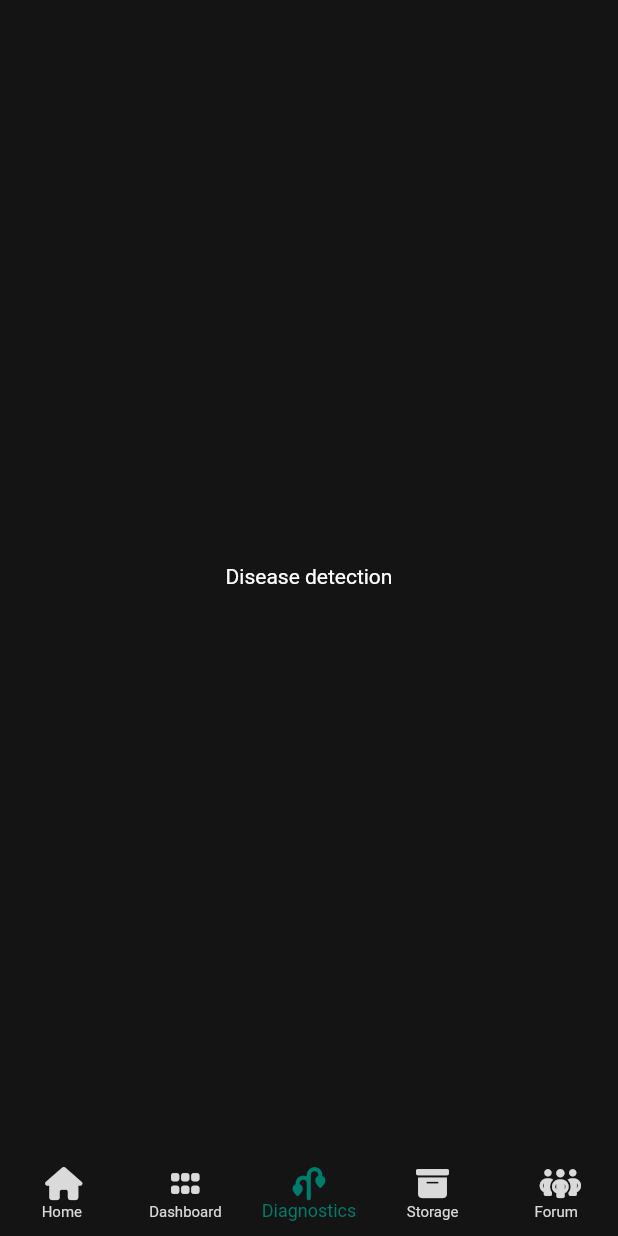
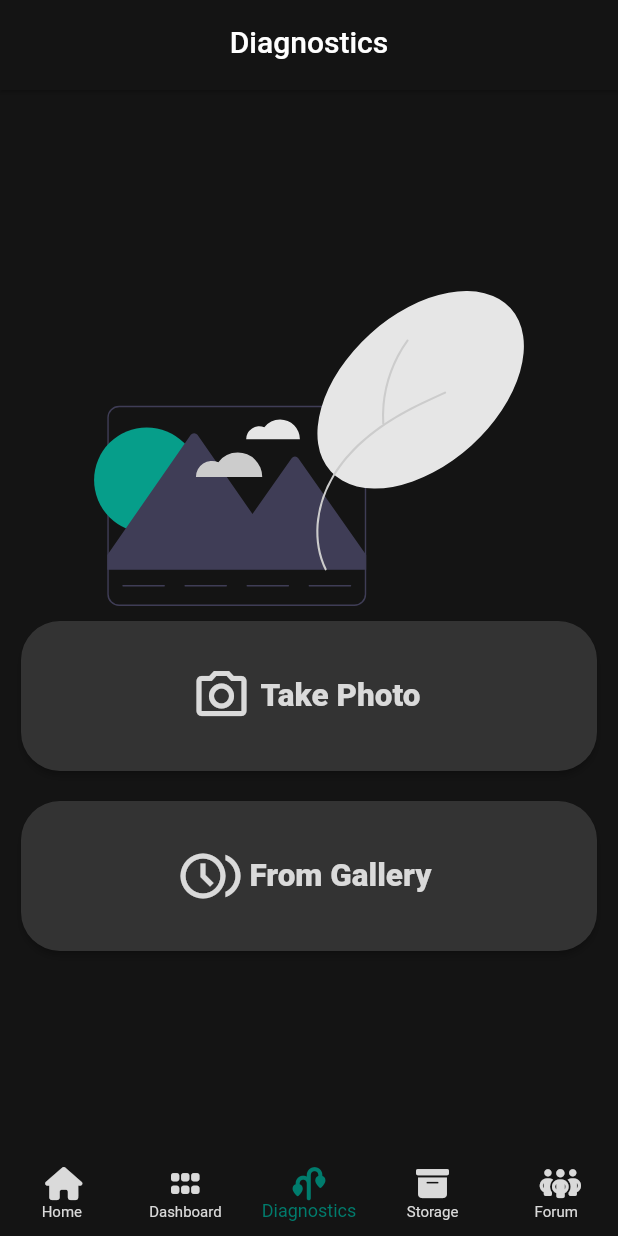
Before and after one commit to alainjr10/Kropco, a Flutter app: the screen it shows after launch, item 3 of the bottom bar chosen, on a phone screen of 412 x 824 dp. Run offline on Flutter 3.47's test engine with Material 2 defaults, Android fonts, the phone set to English and light mode, and no system bars; our stand-ins replace firebase_core, flutter_svg, font_awesome_flutter, google_maps_flutter, image_picker, location; accounts and stored records are empty.

Commit message:
made diagnostics screen UI

```diff
--- a/lib/views/disease_detection_screen.dart
+++ b/lib/views/disease_detection_screen.dart
@@ -1,14 +1,115 @@
+import 'dart:io';
+
 import 'package:flutter/material.dart';
+import 'package:flutter_svg/flutter_svg.dart';
+import 'package:image_picker/image_picker.dart';
+import 'package:kropco/utils/constants.dart';
+import 'package:kropco/widgets/custom_appBar.dart';
+import 'package:kropco/widgets/diagnostics_screen_btns.dart';
 
-class DiseaseDetection extends StatelessWidget {
+class DiseaseDetection extends StatefulWidget {
   static const diseaseDetectionScreenId = "/disease_detection";
   const DiseaseDetection({Key? key}) : super(key: key);
 
   @override
+  State<DiseaseDetection> createState() => _DiseaseDetectionState();
+}
+
+class _DiseaseDetectionState extends State<DiseaseDetection> {
+  File? pickedImage;
+  var output;
+  var index;
+
+  Future pickImage() async {
+    final pickedFile =
+        await ImagePicker().pickImage(source: ImageSource.gallery);
+    setState(() {
+      if (pickedFile != null) {
+        pickedImage = File(pickedFile.path);
+        debugPrint('Image Picked from gallery');
+        //classifyImage(pickedImage!);
+      } else {
+        debugPrint('no image');
+      }
+    });
+  }
+
+  Future captureImage() async {
+    final pickedFile =
+        await ImagePicker().pickImage(source: ImageSource.camera);
+    setState(() {
+      if (pickedFile != null) {
+        pickedImage = File(pickedFile.path);
+        debugPrint('Image Picked from camera');
+        //classifyImage(pickedImage!);
+        return;
+      } else {
+        debugPrint('no image');
+      }
+    });
+  }
+
+  @override
   Widget build(BuildContext context) {
-    return Center(
-      child: Text(
-        "Disease detection",
+    Size size = MediaQuery.of(context).size;
+    return Scaffold(
+      appBar: const CustomAppBar(appBarTitle: "Diagnostics"),
+      body: Center(
+        child: Padding(
+          padding: const EdgeInsets.symmetric(vertical: 28.0, horizontal: 14.0),
+          child: Column(
+            mainAxisAlignment: MainAxisAlignment.center,
+            children: [
+              Container(
+                width: size.width,
+                height: 210,
+                constraints: const BoxConstraints(minHeight: 180),
+                decoration: BoxDecoration(
+                  borderRadius: BorderRadius.circular(25.0),
+                ),
+                child: pickedImage == null
+                    ? SvgPicture.asset(
+                        'assets/svg/diagnostics_screen_avatar.svg',
+                        //height: 180,
+                      )
+                    : Image.file(
+                        pickedImage!,
+                        fit: BoxFit.fill,
+                      ),
+              ),
+              const SizedBox(
+                height: 10.0,
+              ),
+
+              /// capture image from camera btn
+              DiagnosticsScreenMainBtn(
+                size: size,
+                btnCaption: "Take Photo",
+                btnIcon: Icons.camera_alt_outlined,
+                onPressed: () {
+                  setState(() {
+                    captureImage();
+                  });
+                },
+              ),
+              const SizedBox(
+                height: 20.0,
+              ),
+
+              /// Pick image from gallery btn
+              DiagnosticsScreenMainBtn(
+                size: size,
+                btnCaption: "From Gallery",
+                btnIcon: Icons.browse_gallery_outlined,
+                onPressed: () {
+                  setState(() {
+                    pickImage();
+                  });
+                },
+              ),
+            ],
+          ),
+        ),
       ),
     );
   }
--- a/lib/views/storage_centers_screen.dart
+++ b/lib/views/storage_centers_screen.dart
@@ -1,6 +1,7 @@
 import 'package:flutter/material.dart';
 import 'package:google_maps_flutter/google_maps_flutter.dart';
 import 'package:kropco/utils/constants.dart';
+import 'package:location/location.dart';
 
 class StorageCenters extends StatefulWidget {
   static const storageCentersScreenId = "/storage_centers_screen";
@@ -13,12 +14,30 @@ class StorageCenters extends StatefulWidget {
 class _StorageCentersState extends State<StorageCenters> {
   late GoogleMapController mapController;
 
-  final LatLng _center = const LatLng(45.521563, -122.677433);
+  final LatLng _center = const LatLng(25.521563, 22.677433);
   MapType _mapType = MapType.normal;
+  final Location _location = Location();
 
   void _onMapCreated(GoogleMapController controller) {
     mapController = controller;
+    _location.getLocation().then((value) {
+      mapController.animateCamera(CameraUpdate.newCameraPosition(
+        CameraPosition(
+            target: LatLng(value.latitude!, value.longitude!), zoom: 15),
+      ));
+    });
   }
+
+  // void _onMapCreated(GoogleMapController controller) {
+
+  //   _location.onLocationChanged.listen((l) {
+  //     mapController.animateCamera(
+  //       CameraUpdate.newCameraPosition(
+  //         CameraPosition(target: LatLng(l.latitude!, l.longitude!), zoom: 11),
+  //       ),
+  //     );
+  //   });
+  // }
 
   void _toggleMapType() {
     if (_mapType == MapType.normal) {
@@ -36,7 +55,7 @@ class _StorageCentersState extends State<StorageCenters> {
   Widget build(BuildContext context) {
     return Scaffold(
       appBar: AppBar(
-        title: const Text("Google maps"),
+        title: const Text("Storage Centers"),
         backgroundColor: kPrimaryColor,
         centerTitle: true,
       ),
--- /dev/null
+++ b/lib/widgets/custom_appBar.dart
@@ -0,0 +1,50 @@
+import 'package:flutter/material.dart';
+import 'package:flutter/services.dart';
+import 'package:kropco/utils/constants.dart';
+
+class CustomAppBar extends StatelessWidget implements PreferredSizeWidget {
+  const CustomAppBar({Key? key, required this.appBarTitle, this.backButton})
+      : super(key: key);
+
+  final String appBarTitle;
+  final backButton; // Should appbar lead with a back button or the edutive logo. Defaults to Logo
+
+  @override
+  Size get preferredSize => const Size.fromHeight(60);
+
+  @override
+  Widget build(BuildContext context) {
+    return AppBar(
+      systemOverlayStyle: const SystemUiOverlayStyle(
+        // Status bar color
+        statusBarColor: kPrimaryColor, // For both Android + iOS
+
+        // Status bar brightness (optional)
+        statusBarIconBrightness: Brightness.light, // For Android (dark icons)
+        statusBarBrightness: Brightness.light, // For iOS (dark icons)
+      ),
+      backgroundColor: Theme.of(context).scaffoldBackgroundColor,
+      //leadingWidth: 110,
+      elevation: 1.0,
+
+      /// icons or logo before the appbar content
+      leading: Container(
+        margin: const EdgeInsets.only(
+          left: 8.0,
+        ),
+        child: backButton == true
+            ? IconButton(
+                onPressed: () => Navigator.pop(context),
+                icon: const Icon(
+                  Icons.arrow_back_rounded,
+                  size: 26.0,
+                ))
+            : const SizedBox(),
+      ),
+
+      /// the title
+      title: Text(appBarTitle),
+      centerTitle: true,
+    );
+  }
+}
--- /dev/null
+++ b/lib/widgets/diagnostics_screen_btns.dart
@@ -0,0 +1,38 @@
+import 'package:flutter/material.dart';
+import 'package:kropco/utils/constants.dart';
+
+class DiagnosticsScreenMainBtn extends StatelessWidget {
+  const DiagnosticsScreenMainBtn({
+    Key? key,
+    required this.size,
+    required this.btnCaption,
+    required this.btnIcon,
+    required this.onPressed,
+  }) : super(key: key);
+
+  final Size size;
+  final String btnCaption;
+  final IconData btnIcon;
+  final Function()? onPressed;
+
+  @override
+  Widget build(BuildContext context) {
+    return ElevatedButton.icon(
+      onPressed: onPressed,
+      icon: Icon(
+        btnIcon,
+        size: 40.0,
+      ),
+      label: Text(btnCaption),
+      style: ElevatedButton.styleFrom(
+          primary: kSecondaryColor,
+          onPrimary: kPrimaryTextColor,
+          textStyle: kH2TextSyle,
+          shape: RoundedRectangleBorder(
+            borderRadius: BorderRadius.circular(26.0),
+          ),
+          fixedSize: Size(size.width, 100),
+          minimumSize: Size(size.width, 80)),
+    );
+  }
+}
```
Also changed, not shown: pubspec.yaml (+9 -3 lines), assets/svg/diagnostics_screen_avatar.svg (added), assets/svg/pick_image.svg (added), pubspec.lock, 1 other file.
